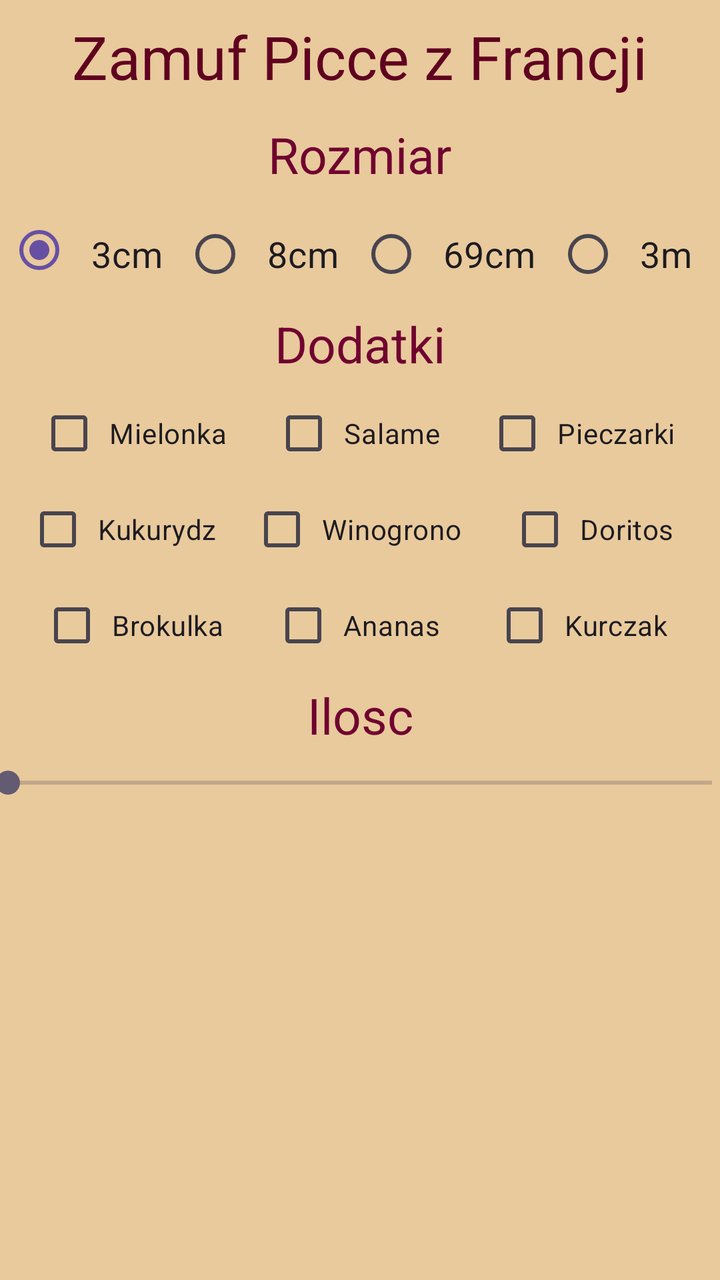
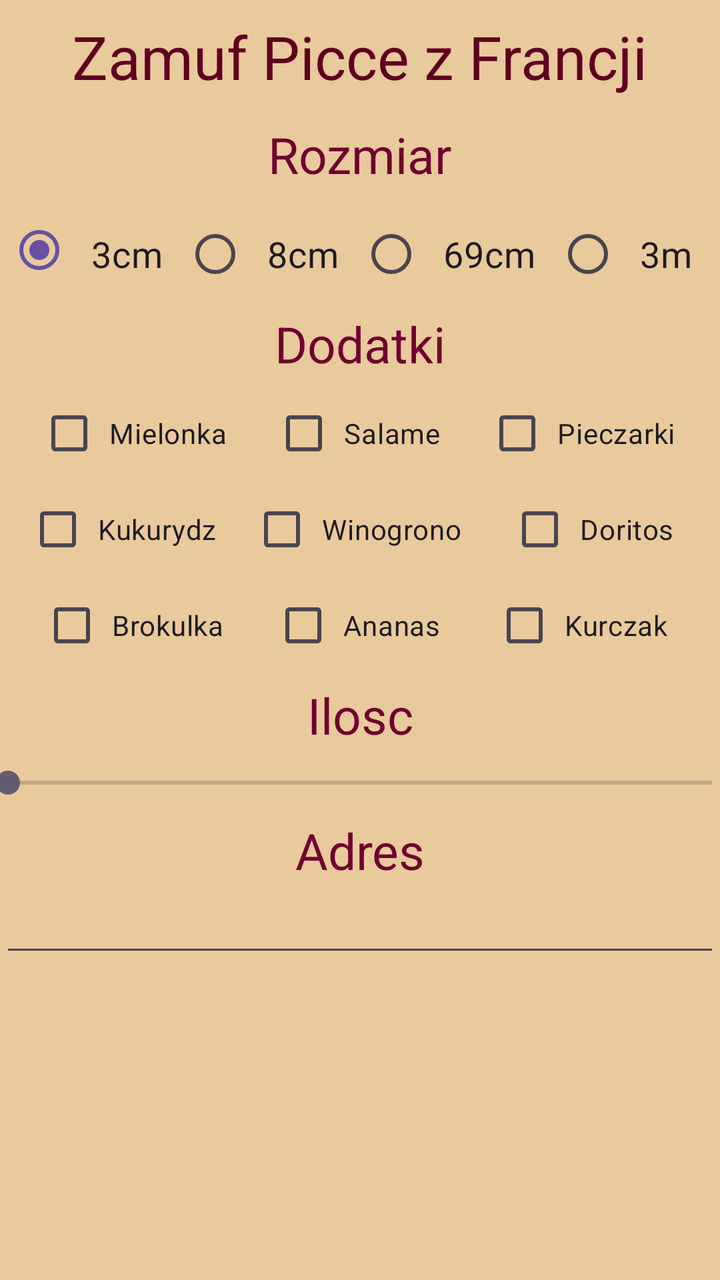

Two renders of the same Android screen: before a commit and after it. Below are the layout's source before the change and the commit's diff.
<!-- AndroidManifest.xml: application theme Theme.FormPizza -->
<!-- res/layout/activity_main.xml -->
<?xml version="1.0" encoding="utf-8"?>
<androidx.constraintlayout.widget.ConstraintLayout xmlns:android="http://schemas.android.com/apk/res/android"
    xmlns:app="http://schemas.android.com/apk/res-auto"
    xmlns:tools="http://schemas.android.com/tools"
    android:id="@+id/main"
    android:layout_width="match_parent"
    android:layout_height="match_parent"
    tools:context=".MainActivity"
    android:background="#E9CA9C">

    <TextView
        android:id="@+id/textView"
        android:layout_width="wrap_content"
        android:layout_height="wrap_content"
        android:text="Zamuf Picce z Francji"
        android:textSize="30sp"
        app:layout_constraintEnd_toEndOf="parent"
        app:layout_constraintStart_toStartOf="parent"
        app:layout_constraintTop_toTopOf="parent"
        android:padding="8dp"
        android:textColor="#600020"/>

    <TextView
        android:id="@+id/textView2"
        android:layout_width="wrap_content"
        android:layout_height="wrap_content"
        android:padding="4dp"
        android:text="Rozmiar"
        android:textSize="25sp"
        app:layout_constraintEnd_toEndOf="parent"
        app:layout_constraintStart_toStartOf="parent"
        app:layout_constraintTop_toBottomOf="@+id/textView"
        android:textColor="#700030"/>

    <RadioGroup
        android:id="@+id/radioGroup"
        android:layout_width="wrap_content"
        android:layout_height="wrap_content"
        android:layout_marginTop="5dp"
        android:orientation="horizontal"
        app:layout_constraintEnd_toEndOf="parent"
        app:layout_constraintStart_toStartOf="parent"
        app:layout_constraintTop_toBottomOf="@+id/textView2"
        android:checkedButton="@id/rozmiar3">


        <RadioButton
            android:id="@+id/rozmiar3"
            android:layout_width="match_parent"
            android:layout_height="41dp"
            android:padding="10dp"
            android:text="3cm"
            android:textSize="18sp" />

        <RadioButton
            android:id="@+id/rozmiar8"
            android:layout_width="wrap_content"
            android:layout_height="wrap_content"
            android:padding="10dp"
            android:text="8cm"
            android:textSize="18sp" />

        <RadioButton
            android:id="@+id/rozmiar69"
            android:layout_width="wrap_content"
            android:layout_height="wrap_content"
            android:padding="10dp"
            android:text="69cm"
            android:textSize="18sp" />

        <RadioButton
            android:id="@+id/rozmiarOstroznie"
            android:layout_width="wrap_content"
            android:layout_height="wrap_content"
            android:padding="10dp"
            android:text="3m"
            android:textSize="18sp" />
    </RadioGroup>

    <TextView
        android:id="@+id/textView3"
        android:layout_width="wrap_content"
        android:layout_height="wrap_content"
        android:text="Dodatki"
        app:layout_constraintEnd_toEndOf="parent"
        app:layout_constraintStart_toStartOf="parent"
        app:layout_constraintTop_toBottomOf="@+id/radioGroup"
        android:padding="4dp"
        android:textSize="25sp"
        android:textColor="#700030"/>

    <CheckBox
        android:id="@+id/salame"
        android:layout_width="wrap_content"
        android:layout_height="wrap_content"
        android:text="Salame"
        android:padding="4dp"
        app:layout_constraintEnd_toEndOf="parent"
        app:layout_constraintStart_toStartOf="parent"
        app:layout_constraintTop_toBottomOf="@+id/textView3" />

    <CheckBox
        android:id="@+id/mielonka"
        android:layout_width="wrap_content"
        android:layout_height="wrap_content"
        android:text="Mielonka"
        android:padding="4dp"
        app:layout_constraintEnd_toStartOf="@+id/salame"
        app:layout_constraintStart_toStartOf="parent"
        app:layout_constraintTop_toBottomOf="@+id/textView3" />

    <CheckBox
        android:id="@+id/pieczarka"
        android:layout_width="wrap_content"
        android:layout_height="wrap_content"
        android:text="Pieczarki"
        android:padding="4dp"
        app:layout_constraintEnd_toEndOf="parent"
        app:layout_constraintStart_toEndOf="@+id/salame"
        app:layout_constraintTop_toBottomOf="@+id/textView3" />

    <CheckBox
        android:id="@+id/winogron"
        android:layout_width="wrap_content"
        android:layout_height="wrap_content"
        android:text="Winogrono"
        android:padding="4dp"
        app:layout_constraintEnd_toEndOf="parent"
        app:layout_constraintStart_toStartOf="parent"
        app:layout_constraintTop_toBottomOf="@+id/salame" />

    <CheckBox
        android:id="@+id/kukurydza"
        android:layout_width="wrap_content"
        android:layout_height="wrap_content"
        android:text="Kukurydz"
        android:padding="4dp"
        app:layout_constraintEnd_toStartOf="@+id/winogron"
        app:layout_constraintStart_toStartOf="parent"
        app:layout_constraintTop_toBottomOf="@+id/mielonka" />

    <CheckBox
        android:id="@+id/doritos"
        android:layout_width="wrap_content"
        android:layout_height="wrap_content"
        android:text="Doritos"
        android:padding="4dp"
        app:layout_constraintEnd_toEndOf="parent"
        app:layout_constraintStart_toEndOf="@+id/winogron"
        app:layout_constraintTop_toBottomOf="@+id/pieczarka" />

    <CheckBox
        android:id="@+id/ananas"
        android:layout_width="wrap_content"
        android:layout_height="wrap_content"
        android:text="Ananas"
        android:padding="4dp"
        app:layout_constraintEnd_toEndOf="parent"
        app:layout_constraintStart_toStartOf="parent"
        app:layout_constraintTop_toBottomOf="@+id/winogron" />

    <CheckBox
        android:id="@+id/kurczak"
        android:layout_width="wrap_content"
        android:layout_height="wrap_content"
        android:text="Kurczak"
        android:padding="4dp"
        app:layout_constraintEnd_toEndOf="parent"
        app:layout_constraintStart_toEndOf="@+id/ananas"
        app:layout_constraintTop_toBottomOf="@+id/doritos" />

    <CheckBox
        android:id="@+id/brokul"
        android:layout_width="wrap_content"
        android:layout_height="wrap_content"
        android:text="Brokulka"
        android:padding="4dp"
        app:layout_constraintEnd_toStartOf="@+id/ananas"
        app:layout_constraintStart_toStartOf="parent"
        app:layout_constraintTop_toBottomOf="@+id/kukurydza" />

    <TextView
        android:id="@+id/textView4"
        android:layout_width="wrap_content"
        android:layout_height="wrap_content"
        android:text="Ilosc"
        app:layout_constraintEnd_toEndOf="parent"
        app:layout_constraintStart_toStartOf="parent"
        app:layout_constraintTop_toBottomOf="@+id/ananas"
        android:padding="4dp"
        android:textSize="25sp"
        android:textColor="#700030"/>

    <SeekBar
        android:id="@+id/seekBar"
        android:layout_width="match_parent"
        android:layout_height="wrap_content"
        android:max="10"
        android:progress="0"
        app:layout_constraintEnd_toEndOf="parent"
        app:layout_constraintStart_toStartOf="parent"
        app:layout_constraintTop_toBottomOf="@+id/textView4"
        android:padding="4dp"/>


</androidx.constraintlayout.widget.ConstraintLayout>
<!-- resources referenced by this layout -->
<resources>
  <style name="Theme.FormPizza" parent="Base.Theme.FormPizza" />
  <style name="Base.Theme.FormPizza" parent="Theme.Material3.DayNight.NoActionBar">
          
          
      </style>
</resources>

<!-- the commit's change to res/layout/activity_main.xml (unified diff, before → after) -->
@@ -202,5 +202,31 @@
         app:layout_constraintTop_toBottomOf="@+id/textView4"
         android:padding="4dp"/>
 
+    <TextView
+        android:id="@+id/textView5"
+        android:layout_width="wrap_content"
+        android:layout_height="wrap_content"
+        android:text="Adres"
+        app:layout_constraintEnd_toEndOf="parent"
+        app:layout_constraintStart_toStartOf="parent"
+        app:layout_constraintTop_toBottomOf="@+id/seekBar"
+        android:padding="4dp"
+        android:textSize="25sp"
+        android:textColor="#700030"/>
+
+    <EditText
+        android:id="@+id/editTextText"
+        android:layout_width="match_parent"
+        android:layout_height="wrap_content"
+        android:ems="10"
+        android:inputType="text"
+        android:padding="4dp"
+        android:text=""
+        android:textColor="#700030"
+        android:textSize="22sp"
+        app:layout_constraintEnd_toEndOf="parent"
+        app:layout_constraintStart_toStartOf="parent"
+        app:layout_constraintTop_toBottomOf="@+id/textView5" />
+
 
 </androidx.constraintlayout.widget.ConstraintLayout>
